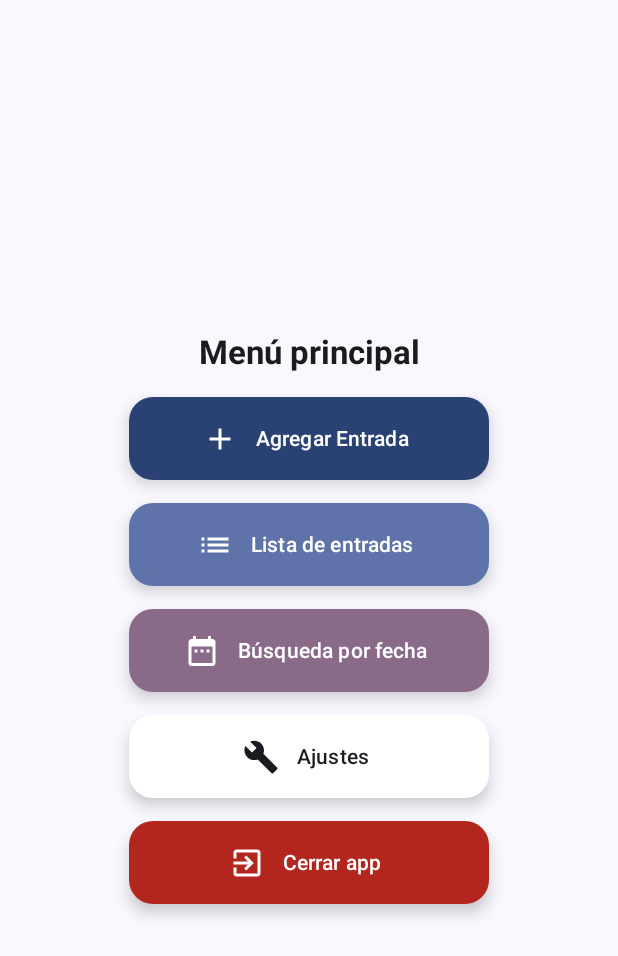
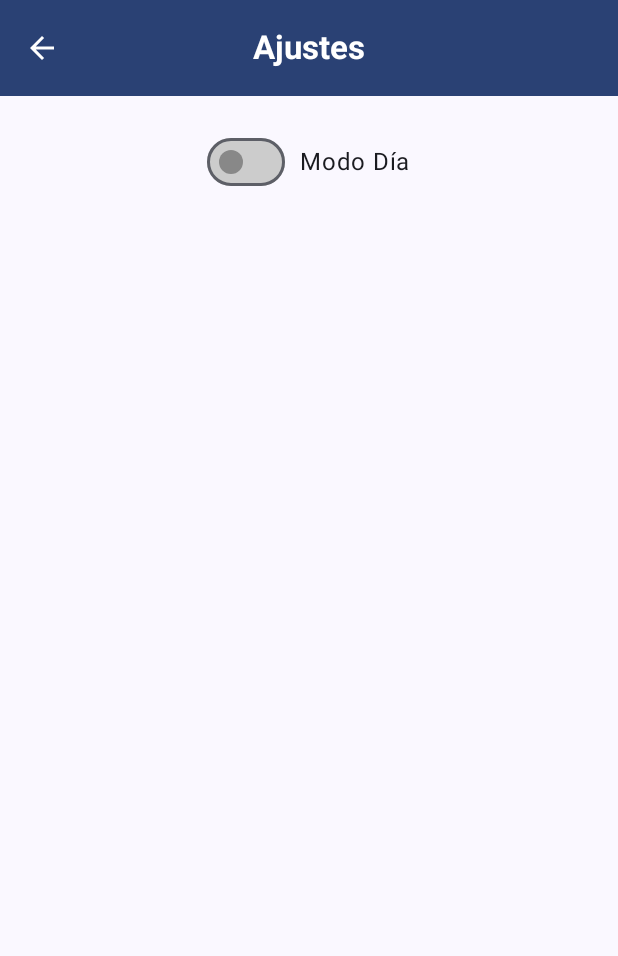
Before and after one commit to NLDaza/Time-Navigator-Diary-App, an Android app built with Jetpack Compose: the screen it shows after launch (MainActivity), after a tap on "Ajustes", on a phone screen of 412 x 824 dp. Shown: the top 956 px of the screen. Run offline under Robolectric (Android 15) with nearby library versions, the phone set to English and light mode, and no system bars; our stand-ins replace Room's generated code.

Commit message:
Agregada la screen settings, con un switch button para más adelante

```diff
--- a/app/src/main/java/com/taller/myapplication/ui/menu/MenuScreen.kt
+++ b/app/src/main/java/com/taller/myapplication/ui/menu/MenuScreen.kt
@@ -75,7 +75,7 @@ fun MenuScreen(navController: NavController){
                       btnIcon = { Icon(Icons.Filled.Build, contentDescription =
                       null)},
                       containerColor = MaterialTheme.colorScheme.onPrimary,
-                      onClick = {}
+                      onClick = {navController.navigate("settings")}
         )
         Spacer(modifier = Modifier.height(15.dp))
         //Botón ara cerrar la app
--- a/app/src/main/java/com/taller/myapplication/ui/navigation/NavigationMenu.kt
+++ b/app/src/main/java/com/taller/myapplication/ui/navigation/NavigationMenu.kt
@@ -10,6 +10,7 @@ import com.taller.myapplication.ui.menu.MenuScreen
 import com.taller.myapplication.ui.screens.AddEntryScreen
 import com.taller.myapplication.ui.screens.EditEntryScreen
 import com.taller.myapplication.ui.screens.ListScreen
+import com.taller.myapplication.ui.screens.SettingsScreen
 import com.taller.myapplication.ui.viewmodels.EntryViewModel
 
 @Composable
@@ -33,6 +34,9 @@ fun NavigationMenu(
         composable("add") {
             AddEntryScreen(navController, viewmodel)
         }
+        composable("settings"){
+            SettingsScreen(navController)
+        }
         composable("edit/{idEntry}/{mood}/{score}/{memory}/{day}/{month}",
                    arguments = listOf(
                        navArgument("idEntry"){type = NavType.StringType},
--- /dev/null
+++ b/app/src/main/java/com/taller/myapplication/ui/screens/SettingsScreen.kt
@@ -0,0 +1,110 @@
+package com.taller.myapplication.ui.screens
+
+import android.annotation.SuppressLint
+import androidx.compose.foundation.layout.Arrangement
+import androidx.compose.foundation.layout.Column
+import androidx.compose.foundation.layout.PaddingValues
+import androidx.compose.foundation.layout.Row
+import androidx.compose.foundation.layout.Spacer
+import androidx.compose.foundation.layout.fillMaxSize
+import androidx.compose.foundation.layout.padding
+import androidx.compose.foundation.layout.width
+import androidx.compose.material.icons.Icons
+import androidx.compose.material.icons.filled.ArrowBack
+import androidx.compose.material3.CenterAlignedTopAppBar
+import androidx.compose.material3.ExperimentalMaterial3Api
+import androidx.compose.material3.Icon
+import androidx.compose.material3.IconButton
+import androidx.compose.material3.MaterialTheme
+import androidx.compose.material3.Scaffold
+import androidx.compose.material3.Switch
+import androidx.compose.material3.SwitchDefaults
+import androidx.compose.material3.Text
+import androidx.compose.material3.TopAppBarDefaults
+import androidx.compose.runtime.Composable
+import androidx.compose.runtime.getValue
+import androidx.compose.runtime.mutableStateOf
+import androidx.compose.runtime.remember
+import androidx.compose.runtime.setValue
+import androidx.compose.ui.Alignment
+import androidx.compose.ui.Modifier
+import androidx.compose.ui.graphics.Color
+import androidx.compose.ui.text.font.FontWeight
+import androidx.compose.ui.tooling.preview.Preview
+import androidx.compose.ui.unit.dp
+import androidx.navigation.NavHostController
+
+
+@SuppressLint("UnusedMaterial3ScaffoldPaddingParameter")
+@OptIn(ExperimentalMaterial3Api::class)
+@Composable
+fun SettingsScreen(navController: NavHostController) {
+    Scaffold (
+        topBar = {
+            CenterAlignedTopAppBar(
+                title = { Text(
+                    text = "Ajustes",
+                    color = Color.White,
+                    fontWeight = FontWeight.Bold
+                )},
+                colors = TopAppBarDefaults.centerAlignedTopAppBarColors(
+                    containerColor = MaterialTheme.colorScheme.primary
+                ),
+                navigationIcon = {
+                    IconButton(
+                        onClick = {navController.popBackStack()}
+                    ){
+                        Icon(
+                            Icons.Filled.ArrowBack,
+                            contentDescription = "Back",
+                            tint = Color.White)
+                    }
+                }
+            )
+        }
+    ){
+        ContentSettingsScreen(it)
+    }
+}
+@Composable
+fun ContentSettingsScreen(it:PaddingValues){
+    Column(
+        modifier = Modifier
+            .padding(it)
+            .padding(top = 20.dp)
+            .fillMaxSize(),
+        horizontalAlignment = Alignment.CenterHorizontally
+    ){
+        SwitchBtnDayNight()
+
+    }
+
+}
+
+
+@Composable
+fun SwitchBtnDayNight() {
+    var isDarkMode by remember { mutableStateOf(false) }
+
+    Row(
+        verticalAlignment = Alignment.CenterVertically
+    ) {
+        Switch(
+            checked = isDarkMode,
+            onCheckedChange = { isDarkMode = it },
+            colors = SwitchDefaults.colors(
+                checkedThumbColor = Color.White,
+                uncheckedThumbColor = Color.Gray,
+                checkedTrackColor = Color.DarkGray,
+                uncheckedTrackColor = Color.LightGray
+            )
+        )
+        Spacer(modifier = Modifier.width(10.dp))
+        Text(text = if (isDarkMode) "Modo Noche" else "Modo Día")
+    }
+}
+@Preview
+@Composable
+fun PreviewMode(){
+    SwitchBtnDayNight()
+}
```
